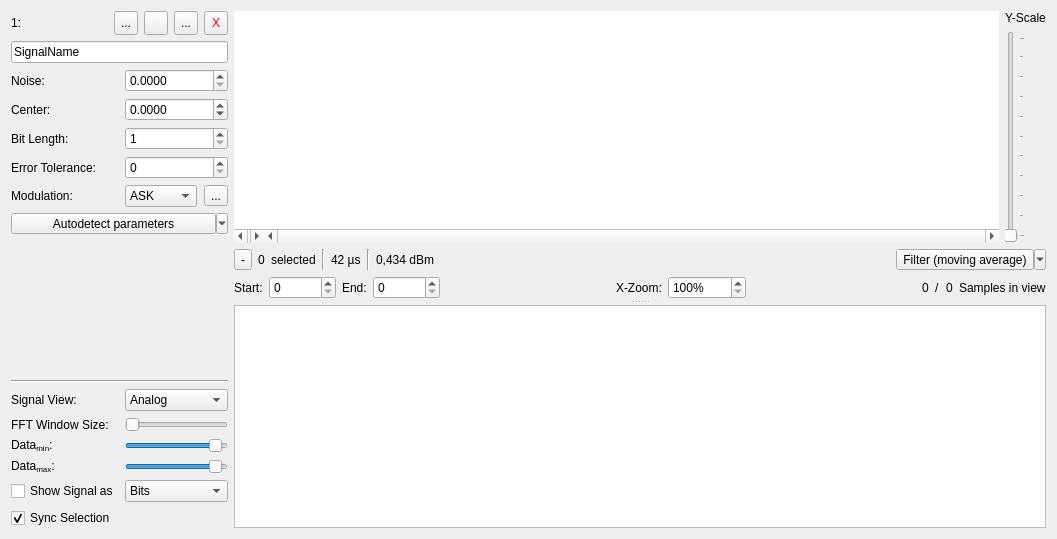
Before: the Qt Designer form data/ui/signal_frame.ui in jopohl/urh, drawn with Qt 5.
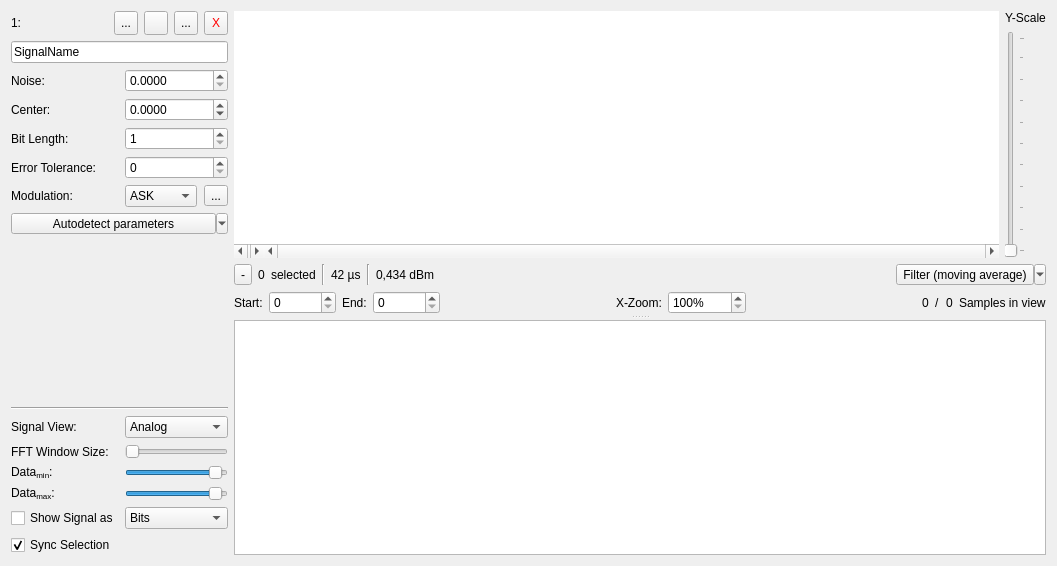
After: the same form once the commit is applied. Icons and pictures are not drawn. Custom widgets are drawn as their Qt base class.

```diff
--- a/data/ui/signal_frame.ui
+++ b/data/ui/signal_frame.ui
@@ -7,7 +7,7 @@
     <x>0</x>
     <y>0</y>
     <width>1057</width>
-    <height>539</height>
+    <height>566</height>
    </rect>
   </property>
   <property name="sizePolicy">
```
Left out of the diff: 5 changed lines with no effect on the pictures.
